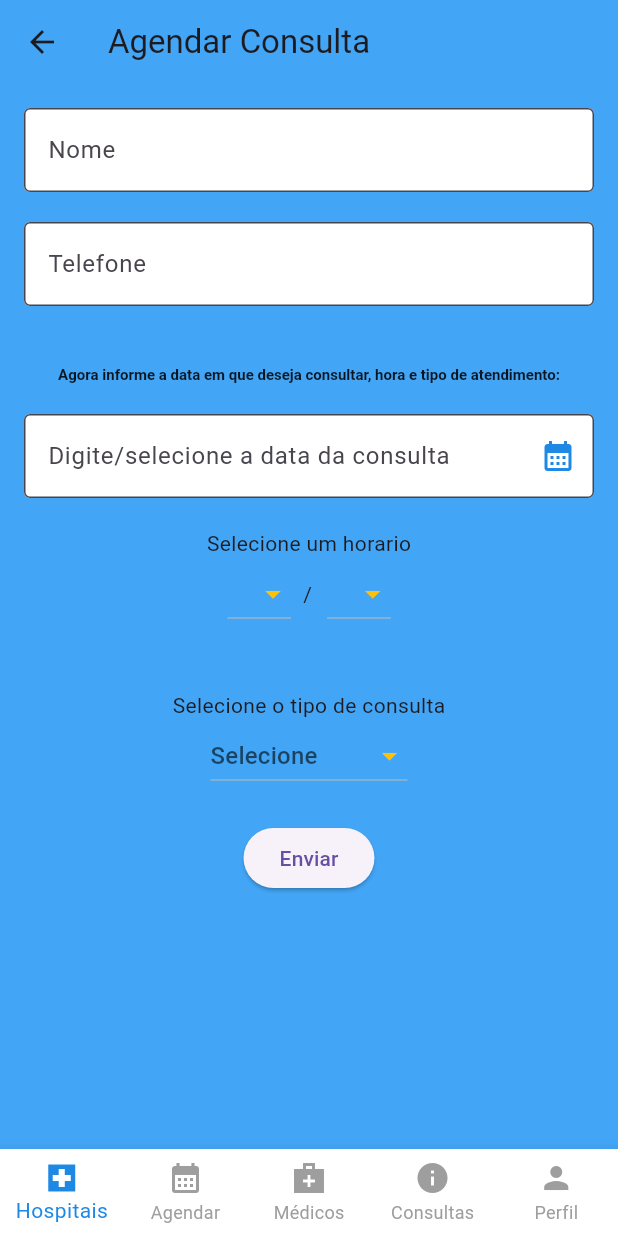
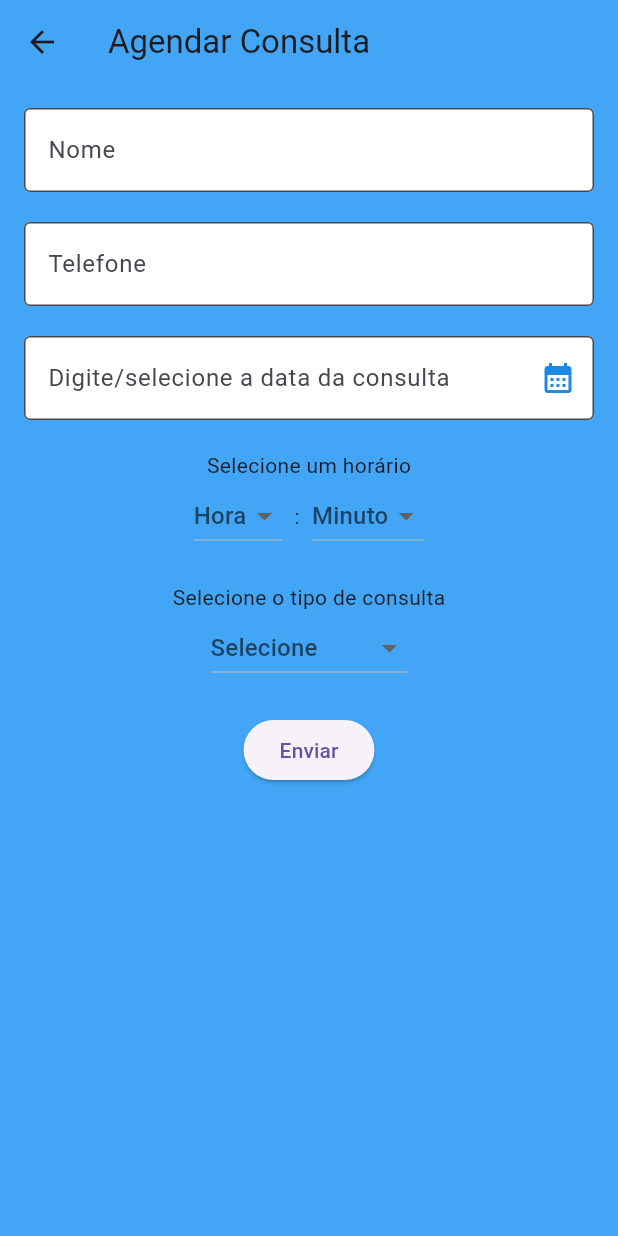
Before and after one commit to ViniciusMordhorst/agendamento, a Flutter app: the Agendar screen opened directly, on a phone screen of 412 x 824 dp. Run offline on Flutter 3.47's test engine with Material 3 defaults, Android fonts, the phone set to English and light mode, and no system bars; our stand-ins replace cloud_firestore, firebase_core; accounts and stored records are empty.

Commit message:
07/02/2025 ATUALIZAÇÕES FEITAS

```diff
--- /dev/null
+++ b/lib/controller/notificacaodb.dart
@@ -0,0 +1,14 @@
+import 'package:cloud_firestore/cloud_firestore.dart';
+
+class NotificacaoDB {
+  static final FirebaseFirestore _db = FirebaseFirestore.instance;
+
+  static Future<void> salvarNotificacao(String nome, String hora,String data) async {
+    await _db.collection('Notificacoes').add({
+      'Nome': nome,
+      'data': data,
+      'hora': hora,
+      'timestamp': FieldValue.serverTimestamp(),
+    });
+  }
+}
--- a/lib/views/agendar.dart
+++ b/lib/views/agendar.dart
@@ -1,31 +1,23 @@
-
 import 'dart:developer';
-
-
 import 'package:agendamento/controller/agendamentoDBController.dart';
+import 'package:agendamento/controller/notificacaodb.dart';
 import 'package:agendamento/model/agendamento.dart';
-import 'package:agendamento/views/Consultas.dart';
-import 'package:agendamento/views/hometab.dart';
-import 'package:agendamento/views/hospitais.dart';
-import 'package:agendamento/views/medicos.dart';
 import 'package:flutter/material.dart';
 import 'package:intl/intl.dart';
 
-const List<String> horas = <String>['00', '01', '02','04','05',
-'06', '07', '08','09','10',
-'11', '12', '13','14','15',
-'16', '17', '18','19','20',
-'21', '22', '23',];
+const List<String> horas = <String>[
+  '00', '01', '02', '03', '04', '05', '06', '07', '08', '09', '10',
+  '11', '12', '13', '14', '15', '16', '17', '18', '19', '20', '21',
+  '22', '23'
+];
 
-const List<String> minutos = <String>['00', '01', '02','04','05',
-'06', '07', '08','09','10',
-'11', '12', '13','14','15',
-'16', '17', '18','19','20',
-'21', '22', '23','24','25',
-'26', '27', '28','29','30','45'];
+const List<String> minutos = <String>[
+  '00', '01', '02', '03', '04', '05', '06', '07', '08', '09', '10',
+  '11', '12', '13', '14', '15', '16', '17', '18', '19', '20', '21',
+  '22', '23', '24', '25', '26', '27', '28', '29', '30', '45'
+];
 
 const List<String> tiposDeConsulta = ['Consulta Geral', 'Pediatria', 'Dermatologia', 'Cardiologia'];
-
 
 class Agendar extends StatefulWidget {
   const Agendar({super.key});
@@ -34,75 +26,74 @@ class Agendar extends StatefulWidget {
   State<Agendar> createState() => _AgendarState();
 }
 
-
-
 class _AgendarState extends State<Agendar> {
   final TextEditingController _nomeController = TextEditingController();
   final TextEditingController _telefoneController = TextEditingController();
-  final TextEditingController _nascimentoController = TextEditingController();
   final TextEditingController _calendarioController = TextEditingController();
   final GlobalKey<FormState> _formKey = GlobalKey<FormState>();
 
- void _navigateToScreen(Widget telas) {
-    Navigator.pushReplacement(
-      context,
-      MaterialPageRoute(builder: (context) => telas),
-    );
-  }
-
-  String? _dia;
+  String? _hora;
   String? _minuto;
-  String? _hora;
   String? _tipoConsulta;
-  String? _retorno;
 
   void _enviarDados() {
     if (_formKey.currentState?.validate() ?? false) {
-    // Crie o objeto Agendamento com os dados do formulário
       final agendamento = Agendamento(
         nome: _nomeController.text,
         telefone: _telefoneController.text,
-      data: _calendarioController.text, // A data será preenchida automaticamente com o texto selecionado
-      hora: '$_hora:$_minuto', // Combina a hora e o minuto
-      tipo: _tipoConsulta ?? '', // Tipo de consulta
+        data: _calendarioController.text,
+        hora: '$_hora:$_minuto',
+        tipo: _tipoConsulta ?? '',
       );
 
       final agendamentodb = AgendamentoDBController();
 
-    // Salva o agendamento no Firestore
       agendamentodb.adicionarAgendamento(agendamento).then((_) {
         log("Agendamento salvo com sucesso!");
-      ScaffoldMessenger.of(context).showSnackBar(SnackBar(content: Text("Consulta agendada com sucesso!")));
-      _formKey.currentState?.reset(); // Limpa o formulário
+        ScaffoldMessenger.of(context).showSnackBar(
+          const SnackBar(content: Text("Consulta agendada com sucesso!"))
+        );
+
+        // Salva a notificação após o agendamento ser concluído
+        NotificacaoDB.salvarNotificacao(
+          _nomeController.text,
+          _calendarioController.text,
+          '$_hora:$_minuto'
+        ).then((_) {
+          log("Notificação salva com sucesso!");
+        }).catchError((error) {
+          log("Erro ao salvar notificação: $error");
+        });
+
+        _formKey.currentState?.reset();
       }).catchError((error) {
         log("Erro ao salvar agendamento: $error");
-      ScaffoldMessenger.of(context).showSnackBar(SnackBar(content: Text("Erro ao agendar consulta")));
+        ScaffoldMessenger.of(context).showSnackBar(
+          const SnackBar(content: Text("Erro ao agendar consulta"))
+        );
       });
     }
   }
 
-  Future<void> _Calendario(BuildContext context) async{
+  Future<void> _Calendario(BuildContext context) async {
     final DateTime? data = await showDatePicker(
-      context:context,
+      context: context,
       firstDate: DateTime(1900),
       lastDate: DateTime(2100),
       currentDate: DateTime.now(),
-     ); //Caixa de alerta que abre o calendario(datepicker)
-     if (data!= null) {
+    );
+    if (data != null) {
       setState(() {
-          _calendarioController.text = DateFormat("dd/MM/yyyy").format(data).toString();
+        _calendarioController.text = DateFormat("dd/MM/yyyy").format(data);
       });
-       _dia = _calendarioController.text;
     }
   }
-
 
   @override
   void dispose() {
     _nomeController.dispose();
     _telefoneController.dispose();
     _calendarioController.dispose();
-    _nascimentoController.dispose();
     super.dispose();
   }
 
@@ -112,124 +103,62 @@ return Scaffold(
       backgroundColor: Colors.blue[400],
       appBar: AppBar(
         title: const Text("Agendar Consulta"),
-          backgroundColor: Colors.blue[400]
-
+        backgroundColor: Colors.blue[400],
       ),
-      body: SafeArea(child: SingleChildScrollView( //scroll
-      padding: const EdgeInsets.all(16), //bordas
+      body: SafeArea(
+        child: SingleChildScrollView(
+          padding: const EdgeInsets.all(16),
           child: Form(
             key: _formKey,
             child: Column(
               children: [
                 TextFormField(
-              controller: _nomeController, //variavel controller textformfield
-              decoration: InputDecoration(
-
+                  controller: _nomeController,
+                  decoration: const InputDecoration(
                     hintText: 'Nome',
-                filled: true, //preencher campo
+                    filled: true,
                     fillColor: Colors.white,
-                floatingLabelBehavior: FloatingLabelBehavior.always,
-                border: const OutlineInputBorder(), //borda
+                    border: OutlineInputBorder(),
                   ),
-              validator:(value) {
-                if (value == null || value.isEmpty) {
-                  return 'Campo é obrigatório';
-
-                }
-                return null;
-              },
-
+                  validator: (value) => value == null || value.isEmpty ? 'Campo é obrigatório' : null,
                 ),
-            const SizedBox(height: 20.0,),
+                const SizedBox(height: 20.0),
                 TextFormField(
                   controller: _telefoneController,
-              keyboardType: TextInputType.phone ,
-              decoration: InputDecoration(
-
+                  keyboardType: TextInputType.phone,
+                  decoration: const InputDecoration(
                     hintText: 'Telefone',
                     filled: true,
                     fillColor: Colors.white,
-                floatingLabelBehavior: FloatingLabelBehavior.always,
-                border: const OutlineInputBorder(),
+                    border: OutlineInputBorder(),
                   ),
-              validator:(value) {
-                if (value == null || value.isEmpty) {
-                  return 'Campo é obrigatório';
-
-                }
-                return null;
-              },
-
+                  validator: (value) => value == null || value.isEmpty ? 'Campo é obrigatório' : null,
                 ),
-            const SizedBox(height: 20.0,),
-
-            const SizedBox(height: 20.0,),
-
-              RichText(text: const TextSpan(
-              style: TextStyle(
-
-                color: Colors.black87,
-                fontSize: 20,
-              ),
-
-              children: [
-                TextSpan(
-                  text: 'Agora informe a data em que deseja consultar, hora e tipo de atendimento:',
-
-                  style: TextStyle(
-                    fontWeight: FontWeight.bold,
-                    fontSize: 10,
-                  ),
-                ),
-              ],
-            ),
-            ),
-             const SizedBox(height: 20.0,),
+                const SizedBox(height: 20.0),
                 TextFormField(
                   controller: _calendarioController,
                   keyboardType: TextInputType.datetime,
                   decoration: InputDecoration(
-
                     hintText: 'Digite/selecione a data da consulta',
                     filled: true,
                     fillColor: Colors.white,
-                floatingLabelBehavior: FloatingLabelBehavior.always,
                     border: const OutlineInputBorder(),
                     suffixIcon: GestureDetector(
-                  child: Icon(
-                    Icons.calendar_month,
-                    color: Colors.blue[600],
+                      child: Icon(Icons.calendar_month, color: Colors.blue[600]),
+                      onTap: () => _Calendario(context),
                     ),
-                    onTap: () => _Calendario(context),
-                ), //calendario GestureDetector(coloca clique)
                   ),
-              validator:(value) {
-                if (value == null || value.isEmpty) {
-                  return 'Campo é obrigatório';
-
-                }
-                return null;
-              },
-
+                  validator: (value) => value == null || value.isEmpty ? 'Campo é obrigatório' : null,
                 ),
-                  const SizedBox(
-                height: 20.0,
-              ),
-              Text('Selecione um horario'),
-
-             Column(
-  crossAxisAlignment: CrossAxisAlignment.center,
-  children: [
+                const SizedBox(height: 20.0),
+                const Text('Selecione um horário'),
                 Row(
                   mainAxisAlignment: MainAxisAlignment.center,
                   children: [
                     DropdownButton<String>(
                       value: _hora,
-          iconEnabledColor: Colors.amber,
-
-          dropdownColor: Colors.blue[50],
-          menuMaxHeight: 100,
-          items: horas.map<DropdownMenuItem<String>>((String value) {
+                      hint: const Text('Hora'),
+                      items: horas.map((String value) {
                         return DropdownMenuItem<String>(
                           value: value,
                           child: Text(value),
@@ -242,16 +171,12 @@ return Scaffold(
                       },
                     ),
                     const SizedBox(width: 8),
-
-        Text('/'),
-        const SizedBox(width: 10),
+                    const Text(':'),
+                    const SizedBox(width: 8),
                     DropdownButton<String>(
                       value: _minuto,
-
-          dropdownColor: Colors.blue[50],
-          iconEnabledColor: Colors.amber,
-          menuMaxHeight: 100,
-          items: minutos.map<DropdownMenuItem<String>>((String value) {
+                      hint: const Text('Minuto'),
+                      items: minutos.map((String value) {
                         return DropdownMenuItem<String>(
                           value: value,
                           child: Text(value),
@@ -263,26 +188,14 @@ return Scaffold(
                         });
                       },
                     ),
-
-
                   ],
                 ),
-  ],
-),
-const SizedBox(height: 40),
-   // Espaçamento entre os DropdownButtons
-    Text('Selecione o tipo de consulta'),
-
+                const SizedBox(height: 20),
+                const Text('Selecione o tipo de consulta'),
                 DropdownButton<String>(
-
                   value: _tipoConsulta,
-
                   hint: const Text('Selecione'),
-      dropdownColor: Colors.blue[50],
-          iconEnabledColor: Colors.amber,
-
-      menuMaxHeight: 200,
-      items: tiposDeConsulta.map<DropdownMenuItem<String>>((String value) {
+                  items: tiposDeConsulta.map((String value) {
                     return DropdownMenuItem<String>(
                       value: value,
                       child: Text(value),
@@ -294,72 +207,16 @@ const SizedBox(height: 40),
                     });
                   },
                 ),
-
-
-                const SizedBox(
-                height: 20.0,
-                ),
-
+                const SizedBox(height: 20),
                 ElevatedButton(
                   onPressed: _enviarDados,
-                child: const Text("Enviar", ),
+                  child: const Text("Enviar"),
                 ),
-               const SizedBox(height: 30.0,),
-
-
+                const SizedBox(height: 30),
               ],
             ),
-        ) ,
           ),
         ),
-
-    bottomNavigationBar: BottomNavigationBar(
-        onTap: (index) {
-          // Navegação por índice do BottomNavigationBar
-          switch (index) {
-            case 0:
-              _navigateToScreen(const Hospitais());
-              break;
-            case 1:
-              _navigateToScreen(const Agendar());
-              break;
-            case 2:
-              _navigateToScreen(const Medicos());
-              break;
-            case 3:
-              _navigateToScreen(const Consultas());
-              break;
-            case 4:
-              _navigateToScreen(const Hometab());
-              break;
-          }
-        },
-        type: BottomNavigationBarType.fixed,
-        backgroundColor: Colors.white,
-        selectedItemColor: Colors.blue[600],
-        unselectedItemColor: Colors.grey,
-        items: const [
-          BottomNavigationBarItem(
-            icon: Icon(Icons.local_hospital_sharp),
-            label: 'Hospitais',
-          ),
-          BottomNavigationBarItem(
-            icon: Icon(Icons.calendar_month_sharp),
-            label: 'Agendar',
-          ),
-          BottomNavigationBarItem(
-            icon: Icon(Icons.medical_services_sharp),
-            label: 'Médicos',
-          ),
-          BottomNavigationBarItem(
-            icon: Icon(Icons.info),
-            label: 'Consultas',
-          ),
-          BottomNavigationBarItem(
-            icon: Icon(Icons.person),
-            label: 'Perfil',
-          ),
-        ],
       ),
     );
   }
--- a/pubspec.yaml
+++ b/pubspec.yaml
@@ -11,9 +11,13 @@ dependencies:
     sdk: flutter
 
   firebase_core: ^3.10.1
+
   cloud_firestore: ^5.6.2
-  flutter_local_notifications: ^13.0.0
+
+
+
   timezone: ^0.9.0
+
   flutter_localizations:
     sdk: flutter
 
```
Also changed, not shown: lib/controller/agendamentoDBController.dart (+19 -1 lines), lib/model/notificacao.dart (+34 -6 lines), lib/views/consultas.dart (+7 -5 lines), lib/views/home.dart (+18 -8 lines), lib/views/notificacaotela.dart (added, +86 -0 lines), lib/views/notificacoestela.dart (deleted, +0 -210 lines), pubspec.lock, 1 other file. Lines whose indentation alone changed are shown as unchanged.
